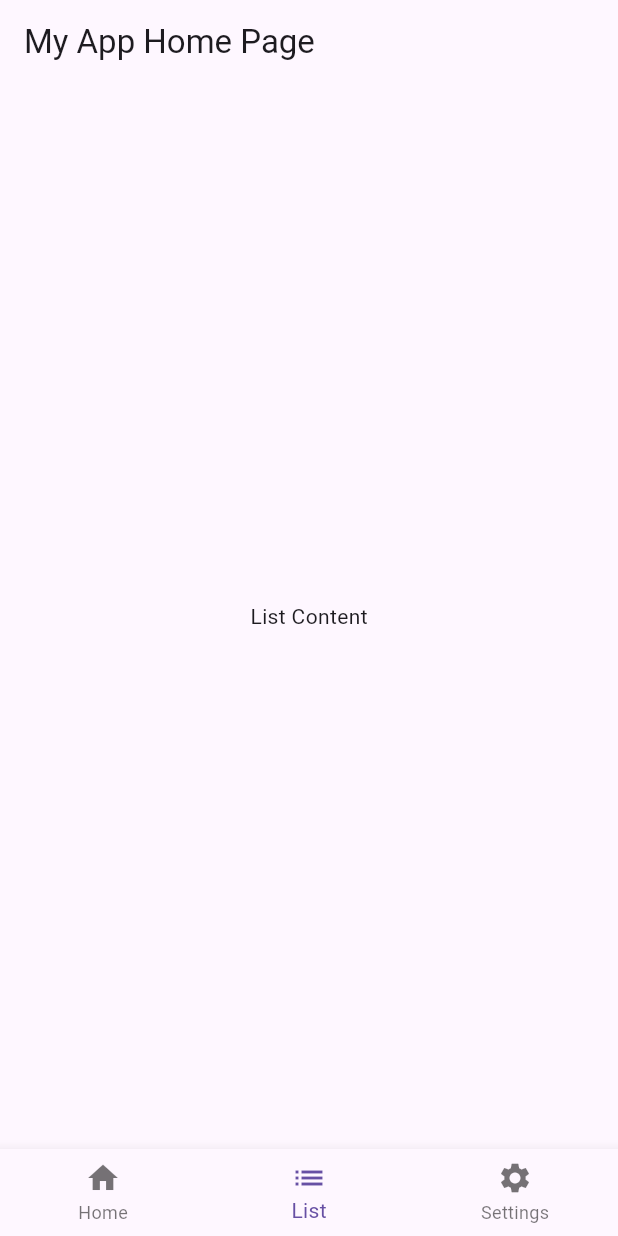
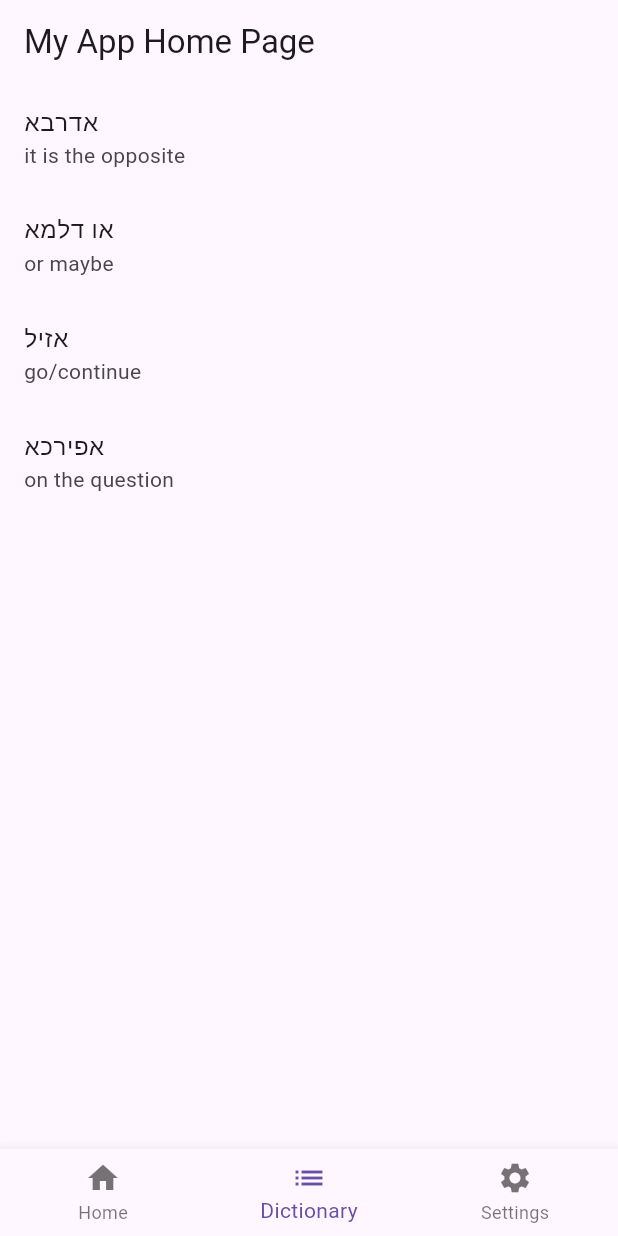
Before and after one commit to dbh/learning_thing, a Flutter app: the screen it shows after launch, item 2 of the bottom bar chosen, on a phone screen of 412 x 824 dp. Run offline on Flutter 3.47's test engine with Material 3 defaults, Android fonts, the phone set to English and light mode, and no system bars; missing offline and left inert: dart:ffi.

Commit message:
replace list icon's content with a simple dictionary list widget

```diff
--- /dev/null
+++ b/lib/dictionary_list.dart
@@ -0,0 +1,30 @@
+import 'dart:ffi';
+
+import 'package:flutter/material.dart';
+
+class DictionaryList extends StatefulWidget {
+  final Map<String, String> dictionaryMap = {
+    'אדרבא': 'it is the opposite',
+    'או דלמא': 'or maybe',
+    'אזיל': 'go/continue',
+    'אפירכא': 'on the question'
+  };
+
+  @override
+  _DictionaryListState createState() => _DictionaryListState();
+}
+
+class _DictionaryListState extends State<DictionaryList> {
+  @override
+  Widget build(BuildContext context) {
+    return ListView.builder(
+      itemCount: widget.dictionaryMap.length,
+      itemBuilder: (context, index) {
+        return ListTile(
+          title: Text(widget.dictionaryMap.keys.elementAt(index)),
+          subtitle: Text(widget.dictionaryMap.values.elementAt(index)),
+        );
+      },
+    );
+  }
+}
--- a/lib/main.dart
+++ b/lib/main.dart
@@ -1,4 +1,5 @@
 import 'package:flutter/material.dart';
+import 'package:learning_thing/dictionary_list.dart';
 
 void main() {
   runApp(MyApp());
@@ -6,6 +7,13 @@
 
 class MyApp extends StatelessWidget {
   @override
+
+  /// The root widget of the app, which is a [MaterialApp].
+  ///
+  /// The app has a blue theme and a single [MyHomePage] as its home page.
+  ///
+  /// The [MyHomePage] is given a unique key to ensure that it is rebuilt when
+  /// the app is run again in the same process.
   Widget build(BuildContext context) {
     return MaterialApp(
       title: 'My App',
@@ -45,7 +53,7 @@
         },
         items: [
           BottomNavigationBarItem(icon: Icon(Icons.home), label: 'Home'),
-          BottomNavigationBarItem(icon: Icon(Icons.list), label: 'List'),
+          BottomNavigationBarItem(icon: Icon(Icons.list), label: 'Dictionary'),
           BottomNavigationBarItem(
               icon: Icon(Icons.settings), label: 'Settings'),
         ],
@@ -61,7 +69,7 @@
         );
       case 1:
         return Center(
-          child: Text('List Content'),
+          child: DictionaryList(),
         );
       case 2:
         return Center(
```
Also changed, not shown: lib/page2.dart (deleted, +0 -19 lines), lib/page3.dart (deleted, +0 -19 lines), 1 other file.
